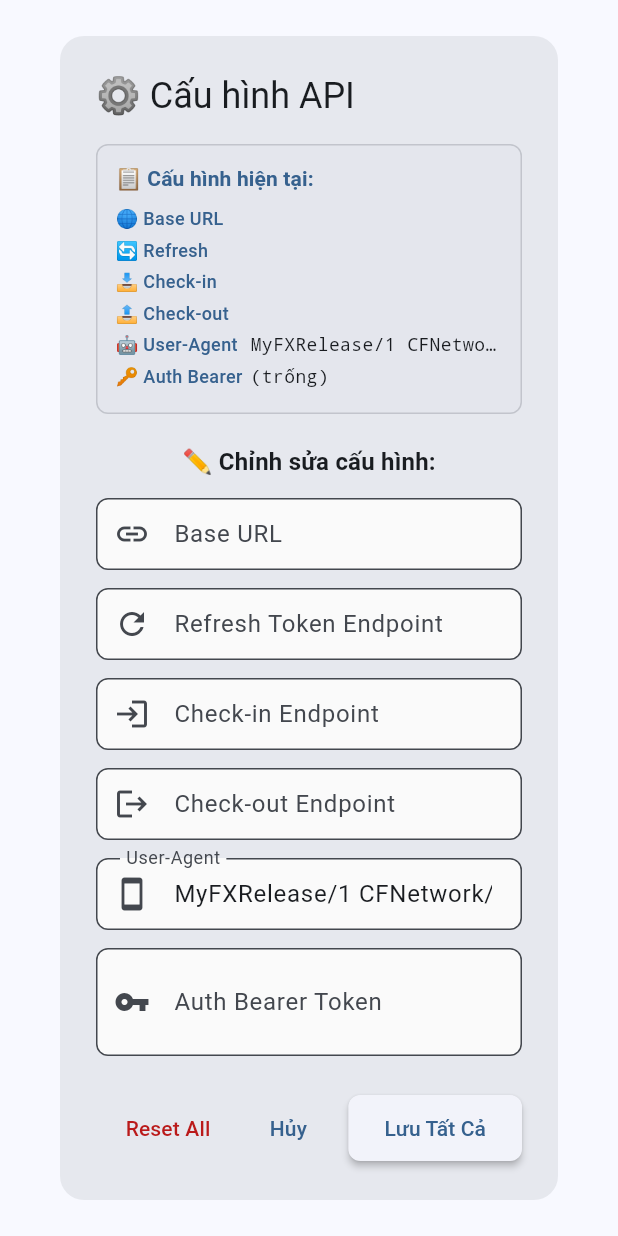
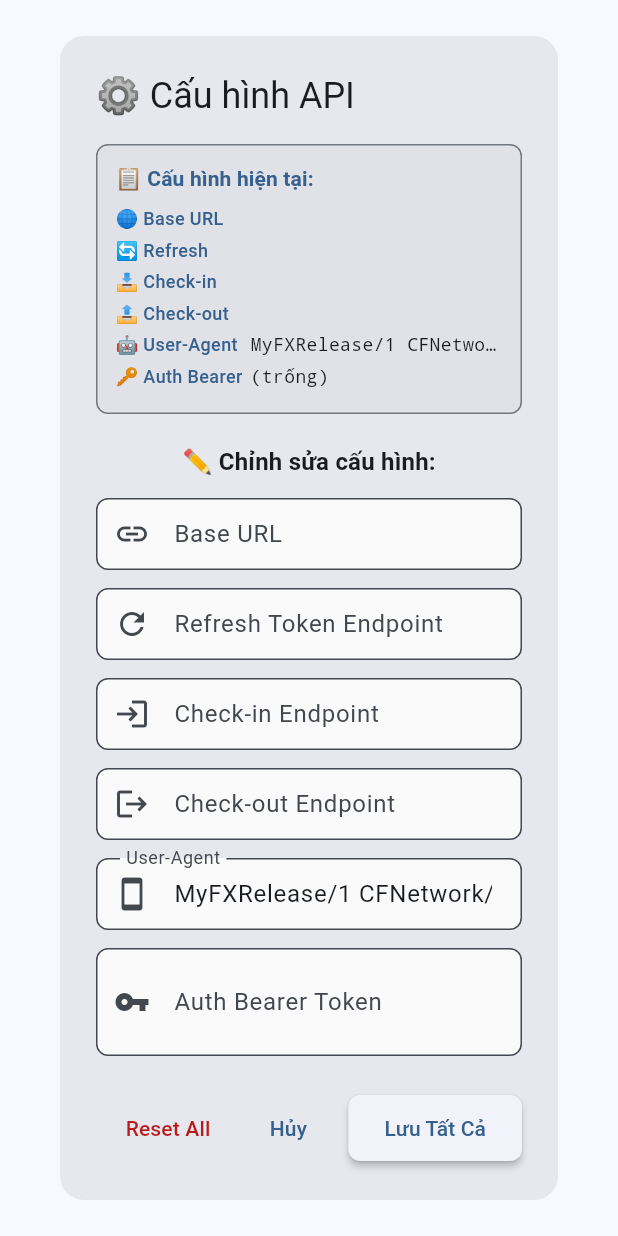
Before and after one commit to tindeptrai/Local, a Flutter app: the ApiConfigDialog widget shown alone on an empty page, opened directly, on a phone screen of 412 x 824 dp. Run offline on Flutter 3.47's test engine with Material 3 defaults, Android fonts, the phone set to English and light mode, and no system bars; our stand-ins replace shared_preferences; accounts and stored records are empty.

Commit message:
Change code

```diff
--- a/lib/core/utils/api_logger.dart
+++ b/lib/core/utils/api_logger.dart
@@ -1,9 +1,8 @@
 import 'dart:convert';
-import 'dart:math';
 import '../constants/app_constants.dart';
 
 class ApiLogger {
-  static List<String> _logs = [];
+  static final List<String> _logs = [];
 
   static void addLog(String log) {
     final timestamp = DateTime.now().toString();
@@ -71,7 +70,6 @@ ${body != null ? formatJson(body) : '   (empty)'}
         .join("\n");
 
     final statusIcon = statusCode >= 200 && statusCode < 300 ? "✅" : "❌";
-    final statusColor = statusCode >= 200 && statusCode < 300 ? "SUCCESS" : "ERROR";
 
     return '''
 📥 ──────────────────────────────────────────────────────────────────────
--- a/lib/screens/dialogs/api_config_dialog.dart
+++ b/lib/screens/dialogs/api_config_dialog.dart
@@ -56,9 +56,9 @@ class _ApiConfigDialogState extends State<ApiConfigDialog> {
             Container(
               padding: const EdgeInsets.all(12),
               decoration: BoxDecoration(
-                color: Theme.of(context).colorScheme.surfaceVariant.withOpacity(0.3),
+                color: Theme.of(context).colorScheme.surfaceContainerHighest.withValues(),
                 borderRadius: BorderRadius.circular(8),
-                border: Border.all(color: Theme.of(context).colorScheme.outline.withOpacity(0.3)),
+                border: Border.all(color: Theme.of(context).colorScheme.outline.withValues()),
               ),
               child: Column(
                 crossAxisAlignment: CrossAxisAlignment.start,
--- a/lib/screens/dialogs/api_logs_dialog.dart
+++ b/lib/screens/dialogs/api_logs_dialog.dart
@@ -37,10 +37,10 @@ class ApiLogsDialog extends StatelessWidget {
       actions: [
         TextButton(
           onPressed: () => context.read<AppProvider>().clearApiLogs(),
-          child: const Text('Xóa logs'),
           style: TextButton.styleFrom(
             foregroundColor: Theme.of(context).colorScheme.error,
           ),
+          child: const Text('Xóa logs'),
         ),
         ElevatedButton(
           onPressed: () => Navigator.pop(context),
```
Also changed, not shown: lib/config/theme_config.dart (+4 -4 lines), lib/core/services/api_service.dart (+10 -4 lines), lib/screens/home_screen.dart (+6 -6 lines), 1 other file.
